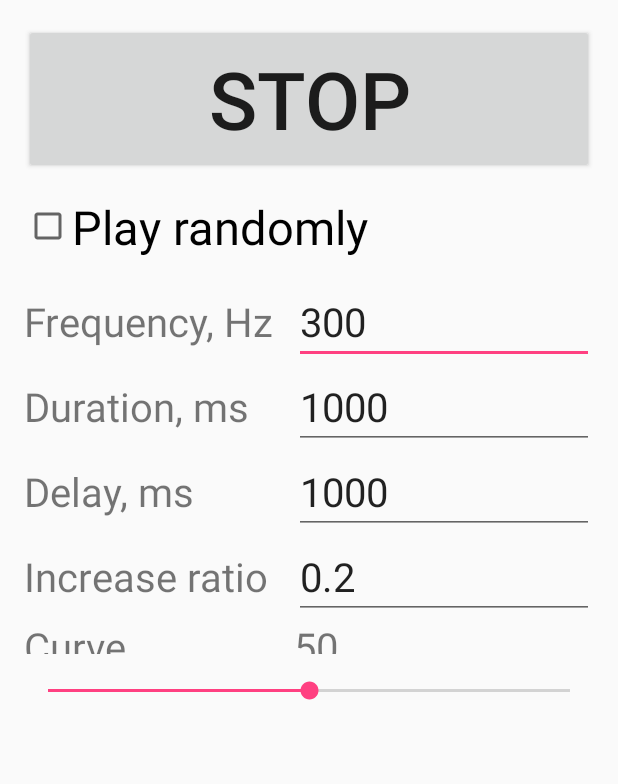
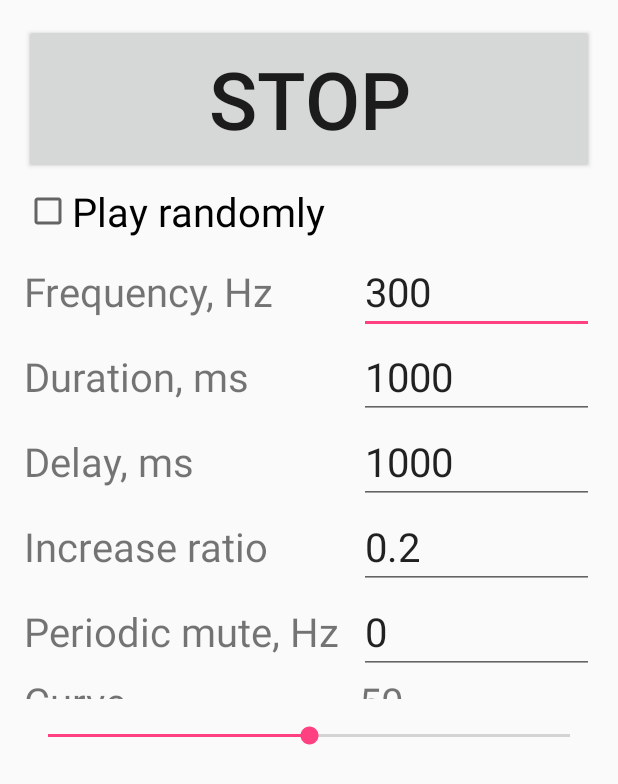
Before and after one commit to marinchenkova/RandomSoundSleepTracker, an Android app: the screen it shows after launch (MainActivity), after a tap on "START", on a phone screen of 412 x 824 dp. Shown: the top 784 px of the screen. Run offline under Robolectric (Android 15) with nearby library versions, the phone set to English and light mode, and no system bars; 1 statement that could not run was skipped.

Commit message:
Inrease ratio, Periodic mute released

```diff
--- a/app/src/main/java/marinchenko/name/randomsoundsleeptracker/MainActivity.java
+++ b/app/src/main/java/marinchenko/name/randomsoundsleeptracker/MainActivity.java
@@ -25,6 +25,7 @@ public class MainActivity extends Activity {
 
     private boolean isPlaying = false;
     private boolean randomDelay = false;
+    private int periodicMute = 0;
     private int freqHz = 300;
     private int durationMs = 1000;
     private int delayMs = 1000;
@@ -66,6 +67,7 @@ public class MainActivity extends Activity {
         this.freqHz = (int) parseEditText(this.freqHz, (EditText) findViewById(R.id.freqText));
         this.durationMs = (int) parseEditText(this.durationMs, (EditText) findViewById(R.id.durationText));
         this.delayMs = (int) parseEditText(this.delayMs, (EditText) findViewById(R.id.delayText));
+        this.periodicMute = (int) parseEditText(this.periodicMute, (EditText) findViewById(R.id.periodicMute));
         this.ratio = parseEditText(this.ratio, (EditText) findViewById(R.id.ratioText));
 
         if (this.isPlaying) {
@@ -75,7 +77,8 @@ public class MainActivity extends Activity {
                     this.curve,
                     this.durationMs,
                     this.delayMs,
-                    this.ratio);
+                    this.ratio,
+                    this.periodicMute);
         } else {
             toneGen.setRandom(false);
         }
--- a/app/src/main/java/marinchenko/name/randomsoundsleeptracker/util/DynamicToneGen.java
+++ b/app/src/main/java/marinchenko/name/randomsoundsleeptracker/util/DynamicToneGen.java
@@ -14,9 +14,17 @@ import java.util.TimerTask;
 public class DynamicToneGen {
 
     private final static int MIN_DELAY = 3000;
+    private final static int SAMPLE_RATE = 48000;
 
     private boolean random = false;
     private boolean block = false;
+
+    public static void main(String[] args) {
+        for (int i = 0; i < SAMPLE_RATE; i++) {
+            System.out.println(i + " " + (i/(SAMPLE_RATE/14) % 2 == 0));
+        }
+    }
+
 
     public DynamicToneGen() {
     }
@@ -25,14 +33,18 @@ public class DynamicToneGen {
                      final int curve,
                      final int durationMs,
                      final int delayMs,
-                     final double ratio) {
+                     final double ratio,
+                     final int periodicMute) {
         if (this.random || this.block) {
-            playDelayed(freqHz,
+            playDelayed(
+                    freqHz,
                     curve,
                     durationMs,
-                    block && !random ? delayMs : durationMs + getRandomDelay(delayMs),
+                    this.block && !this.random ? delayMs : durationMs + getRandomDelay(delayMs),
                     ratio,
-                    this.random);
+                    this.random,
+                    periodicMute
+            );
             this.block = false;
         }
     }
@@ -50,36 +62,46 @@ public class DynamicToneGen {
                             final int durationMs,
                             final int delayMs,
                             final double ratio,
-                            final boolean random) {
+                            final boolean random,
+                            final int periodicMute) {
         final Timer timer = new Timer();
-        final TimerTask playTask = new PlayTask(freqHz, curve, durationMs, delayMs, ratio, random);
+        final TimerTask playTask = new PlayTask(
+                freqHz,
+                curve,
+                durationMs,
+                delayMs,
+                ratio,
+                random,
+                periodicMute
+        );
         timer.schedule(playTask, delayMs);
     }
 
     private static AudioTrack generateTone(final double freqHz,
                                            final int curve,
                                            final int durationMs,
-                                           final double ratio) {
-        final int sampleRate = 48000;
-
-        final int count = (int) (sampleRate * 2.0 * (durationMs / 1000.0)) & ~1;
+                                           final double ratio,
+                                           final int periodicMute) {
+        final int count = (int) (SAMPLE_RATE * 2.0 * (durationMs / 1000.0)) & ~1;
         final short[] samples = new short[count];
 
         for(int i = 0; i < count; i += 2){
-            final double amp = dynamicVolume(ratio, curve, i, count);
+            final double amp = dynamicVolume(ratio, curve, i, count, periodicMute);
             final short sample = (short)
-                    (amp * (Math.sin(2 * Math.PI * i / (sampleRate / freqHz)) * 0x7FFF));
+                    (amp * (Math.sin(2 * Math.PI * i / (SAMPLE_RATE / freqHz)) * 0x7FFF));
             samples[i] = sample;
             samples[i + 1] = sample;
         }
 
-
-        final AudioTrack track = new AudioTrack(AudioManager.STREAM_MUSIC, sampleRate,
-                AudioFormat.CHANNEL_OUT_STEREO, AudioFormat.ENCODING_PCM_16BIT,
-                count * (Short.SIZE / 8), AudioTrack.MODE_STATIC);
+        final AudioTrack track = new AudioTrack(
+                AudioManager.STREAM_MUSIC, SAMPLE_RATE,
+                AudioFormat.CHANNEL_OUT_STEREO,
+                AudioFormat.ENCODING_PCM_16BIT,
+                count * (Short.SIZE / 8),
+                AudioTrack.MODE_STATIC
+        );
 
         track.write(samples, 0, count);
-
         return track;
     }
 
@@ -95,14 +117,18 @@ public class DynamicToneGen {
     private static double dynamicVolume(final double increaseRatio,
                                         double curve,
                                         final int countCurr,
-                                        final int countMax) {
-        final int countEnd = (int) (countMax * increaseRatio);
-        if (countCurr <= countEnd) {
-            final double x = ((double) countCurr) / countEnd;
+                                        final int countMax,
+                                        final int periodicMute) {
+        final int increaseEnd = (int) (countMax * increaseRatio);
+        if (countCurr <= increaseEnd) {
+            final double x = ((double) countCurr) / increaseEnd;
             final int dir = curve > 0 ? 1 : 0;
             curve = curve == 0 ? 0.01 : Math.abs(curve);
             return Math.atan((x - dir) * curve) / Math.atan(curve) + dir;
-        } else return 1;
+        } else {
+            if (periodicMute != 0 && countCurr / (SAMPLE_RATE / (periodicMute*2)) % 2 == 0) return 0;
+            else return 1;
+        }
     }
 
     private static int getRandomDelay(final int max) {
@@ -116,25 +142,28 @@ public class DynamicToneGen {
         private final double ratio;
         private final int curve;
         private final boolean random;
+        private final int periodicMute;
 
         PlayTask(final double freqHz,
                  final int curve,
                  final int durationMs,
                  final int delayMs,
                  final double ratio,
-                 final boolean random) {
+                 final boolean random,
+                 final int periodicMute) {
             this.freqHz = freqHz;
             this.durationMs = durationMs;
             this.delayMs = delayMs;
             this.ratio = ratio;
             this.curve = curve;
             this.random = random;
+            this.periodicMute = periodicMute;
         }
 
         @Override
         public void run() {
-            generateTone(freqHz, curve, durationMs, ratio).play();
-            if (random) play(freqHz, curve, durationMs, delayMs, ratio);
+            generateTone(freqHz, curve, durationMs, ratio, periodicMute).play();
+            if (random) play(freqHz, curve, durationMs, delayMs, ratio, periodicMute);
         }
     }
 }
--- a/app/src/main/res/layout/activity_main.xml
+++ b/app/src/main/res/layout/activity_main.xml
@@ -12,6 +12,7 @@
     tools:context="marinchenko.name.randomsoundsleeptracker.MainActivity" >
 
     <Button
+        android:id="@+id/buttonPlay"
         android:layout_width="match_parent"
         android:layout_height="100dp"
         android:textSize="24pt"
@@ -20,14 +21,14 @@
 
     <CheckBox
         android:layout_width="match_parent"
-        android:layout_height="70dp"
-        android:textSize="14pt"
+        android:layout_height="50dp"
+        android:textSize="12pt"
         android:text="Play randomly"
-        android:onClick="checkBoxRandomClick"/>
+        android:onClick="checkBoxRandomClick" />
 
     <GridLayout
         android:layout_width="match_parent"
-        android:layout_height="250dp"
+        android:layout_height="300dp"
         android:columnCount="2" >
 
         <TextView
@@ -90,6 +91,20 @@
             android:layout_gravity="fill"
             android:gravity="center_vertical"
             android:textSize="12pt"
+            android:text="Periodic mute, Hz  "/>
+
+        <EditText
+            android:id="@+id/periodicMute"
+            android:layout_gravity="fill"
+            android:gravity="start"
+            android:textSize="12pt"
+            android:text="0"
+            android:inputType="number" />
+
+        <TextView
+            android:layout_gravity="fill"
+            android:gravity="center_vertical"
+            android:textSize="12pt"
             android:text="Curve" />
 
         <TextView
```
